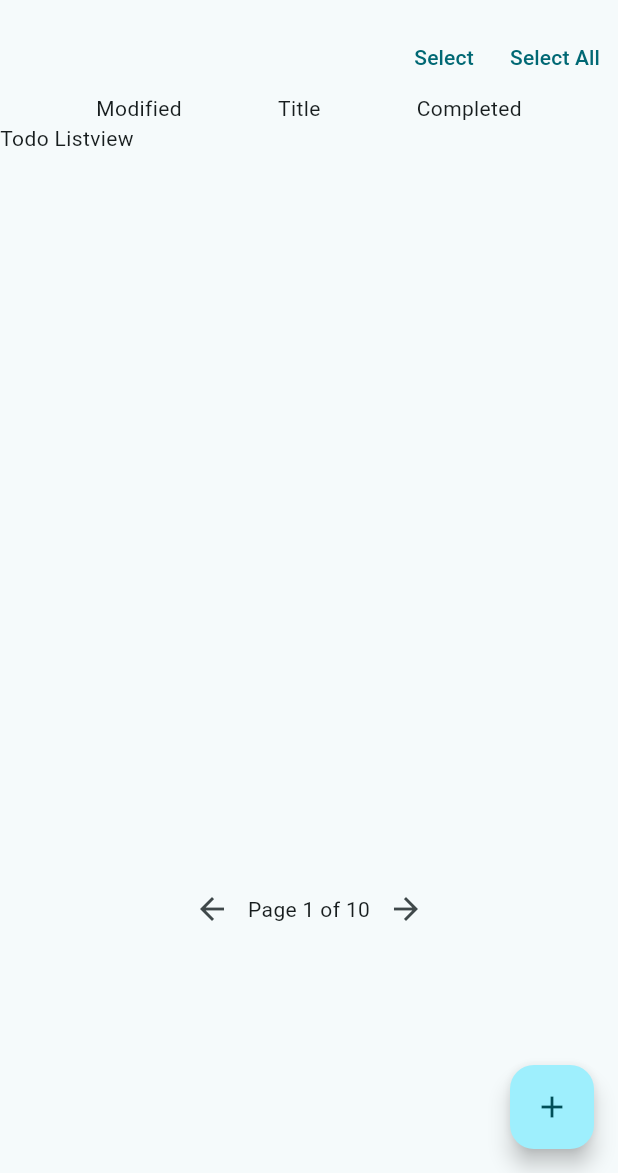
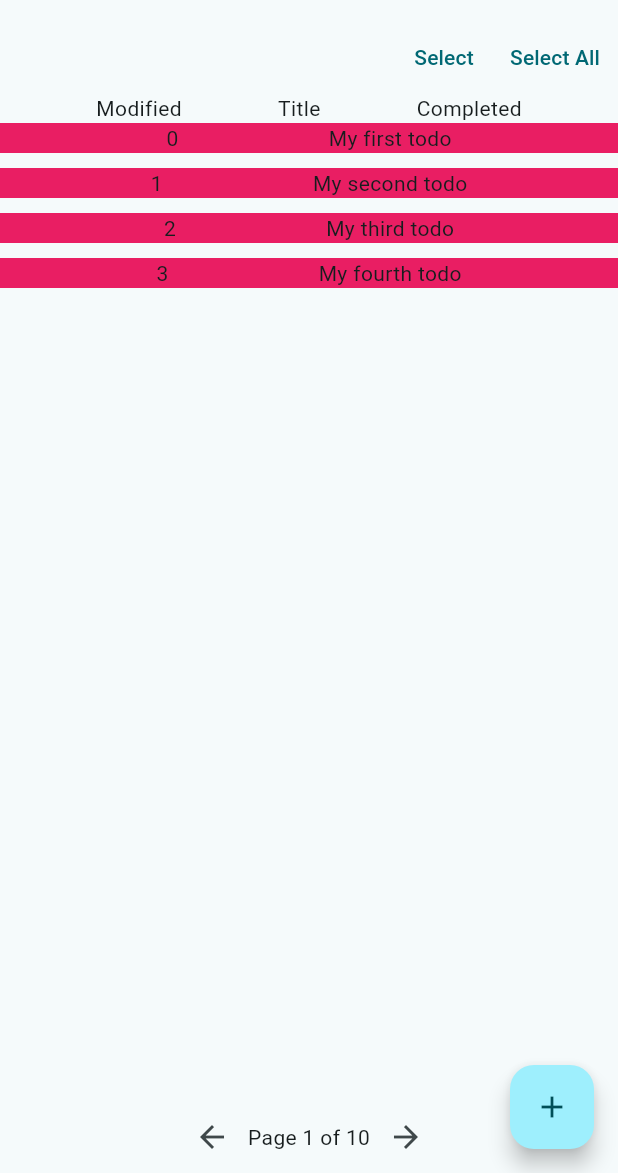
Before and after one commit to simonqq21/basic-todo-app-frontend, a Flutter app: the screen it shows after launch, on a phone screen of 412 x 824 dp, the part 63-1236 px from its top. Run offline on Flutter 3.47's test engine with Material 3 defaults, Android fonts, the phone set to English and light mode, and no system bars; our stand-ins replace go_router, logger.

Commit message:
listview populated with dummy data, formatting still WIP but layout basics now covered todo: clicking a button should alter the contents of the todolistview.

```diff
--- a/lib/main.dart
+++ b/lib/main.dart
@@ -187,16 +187,82 @@ class SingleTodoPage extends StatelessWidget {
   }
 }
 
-class TodoListView extends StatelessWidget {
+class TodoListView extends StatefulWidget {
   const TodoListView({super.key});
 
   @override
+  State<StatefulWidget> createState() => _TodoListViewState();
+}
+
+class _TodoListViewState extends State<TodoListView> {
+  var todoItems = [
+    {
+      'index': 0,
+      'title': "My first todo",
+      'date_modified': DateTime(2022, 1, 2, 12, 0, 0),
+    },
+    {
+      'index': 1,
+      'title': "My second todo",
+      'date_modified': DateTime(2023, 1, 2, 12, 0, 0),
+    },
+    {
+      'index': 2,
+      'title': "My third todo",
+      'date_modified': DateTime(2024, 1, 2, 12, 0, 0),
+    },
+    {
+      'index': 3,
+      'title': "My fourth todo",
+      'date_modified': DateTime(2025, 1, 2, 12, 0, 0),
+    },
+  ];
+
+  @override
   Widget build(BuildContext context) {
-    return SizedBox(
-      height: 500,
-      width: 1000,
-      child: ListView(children: [Text("Todo Listview")]),
+    return Flexible(
+      fit: FlexFit.tight,
+      child: ListView.builder(
+        itemCount: todoItems.length,
+        itemBuilder: (BuildContext context, int index) {
+          return Padding(
+            padding: const EdgeInsets.only(bottom: 10),
+            child: Container(
+              color: Colors.pink,
+              child: Row(
+                mainAxisAlignment: MainAxisAlignment.center,
+                children: [
+                  Text(todoItems[index]["index"].toString()),
+                  SizedBox(width: 100),
+                  Text(todoItems[index]["title"] as String),
+                ],
+              ),
+            ),
+          );
+        },
+      ),
+      // child: ListView(
+      //   children: [
+      //     Text("Todo Listview"),
+      //     for (var todoItem in todoItems)
+
+      //   ],
+      // ),
     );
+    // return SizedBox(
+    //   height: 500,
+    //   width: 600,
+    //   child: ListView(
+    //     children: [
+    //       Text("Todo Listview"),
+    //       for (var todoItem in todoItems)
+    //         ListTile(
+    //           leading: Text(todoItem["index"].toString()),
+    //           title: Text((todoItem["title"] as String)),
+    //         ),
+    //     ],
+    //   ),
+    // );
   }
 }
 
```
